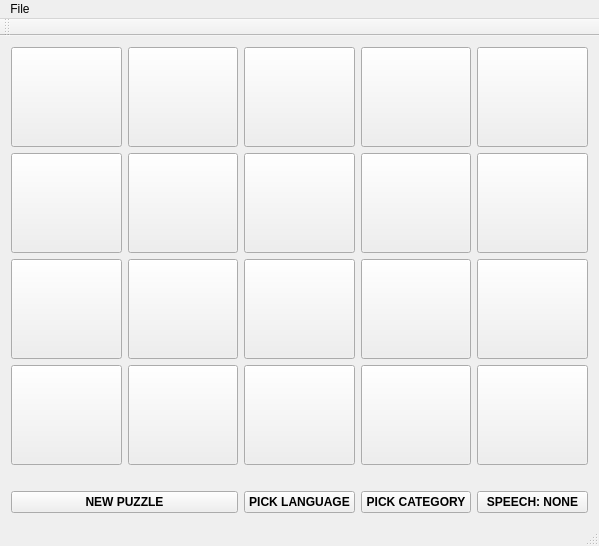
This is Photon Match/PhotonMatch.ui in robertjaymyers/Photon-Match as Qt 5 draws it before an edit. The edited form follows.
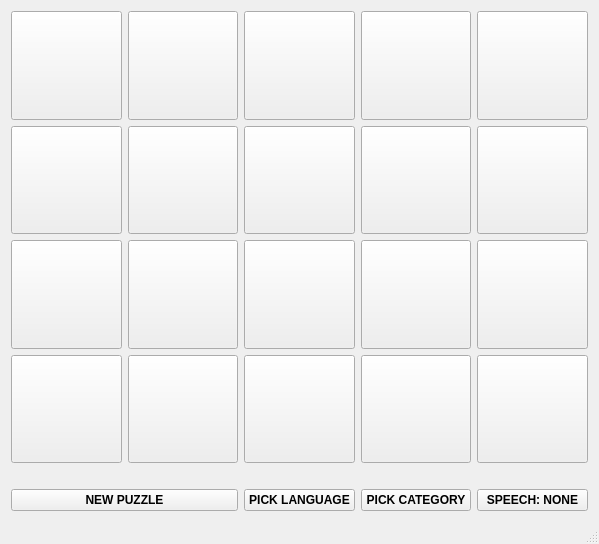
This is the edited form.

Patch:
```diff
--- a/Photon Match/PhotonMatch.ui
+++ b/Photon Match/PhotonMatch.ui
@@ -474,31 +474,6 @@
     </item>
    </layout>
   </widget>
-  <widget class="QMenuBar" name="menuBar">
-   <property name="geometry">
-    <rect>
-     <x>0</x>
-     <y>0</y>
-     <width>599</width>
-     <height>21</height>
-    </rect>
-   </property>
-   <widget class="QMenu" name="menuFile">
-    <property name="title">
-     <string>File</string>
-    </property>
-    <addaction name="actionExit"/>
-   </widget>
-   <addaction name="menuFile"/>
-  </widget>
-  <widget class="QToolBar" name="mainToolBar">
-   <attribute name="toolBarArea">
-    <enum>TopToolBarArea</enum>
-   </attribute>
-   <attribute name="toolBarBreak">
-    <bool>false</bool>
-   </attribute>
-  </widget>
   <widget class="QStatusBar" name="statusBar"/>
   <action name="actionExit">
    <property name="text">
```
Left out of the diff: 24 changed lines with no effect on the pictures.
